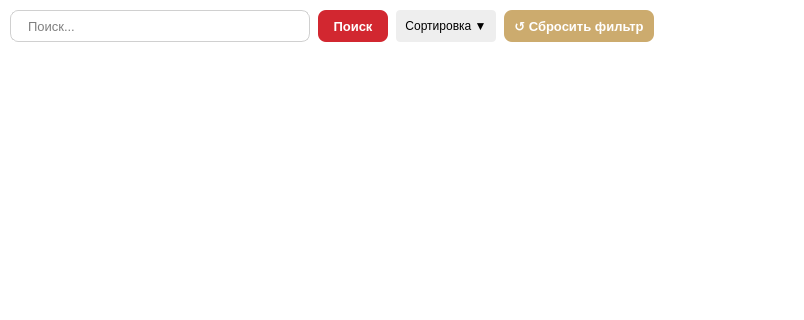
lerakaplich/Documents, file client/ui/system/departments/department_page.ui: the form before one commit; both pictures show x 0 to 804 and y 0 to 320 of the 900 by 600 pixel window.
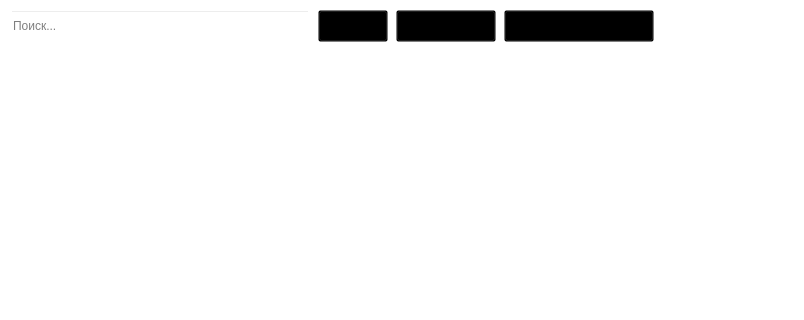
The form after the commit.

Diff of the .ui file:
```diff
--- a/client/ui/system/departments/department_page.ui
+++ b/client/ui/system/departments/department_page.ui
@@ -53,11 +53,12 @@
        </property>
        <property name="styleSheet">
         <string notr="true">QLineEdit {
-    border: 1px solid #D0D0D0;
+    border: 1px solid {BORDER_INPUT};
     border-radius: 8px;
-    font-size: 13px;
     padding: 5px 15px;
-    background-color: white;
+    font-size: 14px;
+    background-color: {BG_INPUT};
+    color: {TEXT_PRIMARY};
 }
 QLineEdit:focus {
     border: 2px solid #D22730;
@@ -88,8 +89,8 @@
        <property name="styleSheet">
         <string notr="true">
 QPushButton {
-    background-color: #D22730;
-    color: white;
+    background-color: {ACCENT_DANGER};
+    color: {TEXT_ON_ACCENT};
     border-radius: 8px;
     font-weight: bold;
     font-size: 13px;
@@ -125,10 +126,10 @@
        </property>
        <property name="styleSheet">
         <string notr="true">QPushButton {
-    background-color: #eeeeee;
+    background-color: {BTN_SECONDARY_BG};
     border-radius: 4px;
     font-weight: normal;
-    color: black;
+    color: {TEXT_BLACK};
 }
 QPushButton:hover {
     background-color: #dddddd;
@@ -159,8 +160,8 @@
        <property name="styleSheet">
         <string notr="true">
 QPushButton {
-    background-color: #ccab6e;
-    color: white;
+    background-color: {ACCENT_PRIMARY};
+    color: {TEXT_ON_ACCENT};
     border-radius: 8px;
     font-weight: bold;
     font-size: 13px;
```
Left out of the diff: 18 changed lines with no effect on the pictures.
